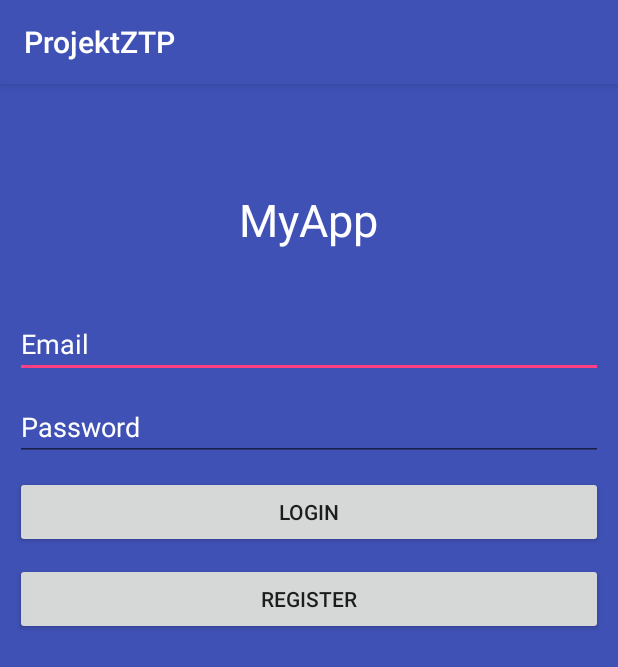
After one commit to strzalka001/ProjektZTP, an Android app: the Logowanie screen opened directly, with no data from a screen before it, on a phone screen of 412 x 824 dp. The commit adds this screen. Shown: the top 667 px of the screen. Run offline under Robolectric (Android 15) with nearby library versions, the phone set to English and light mode, and no system bars.

Commit message:
szkielet rejestracji

```diff
--- a/app/src/main/AndroidManifest.xml
+++ b/app/src/main/AndroidManifest.xml
@@ -17,7 +17,9 @@
         </activity>
         <activity android:name=".ProduktyActivity" />
         <activity android:name=".HerbatyActivity" />
-        <activity android:name=".KoszykActivity"></activity>
+        <activity android:name=".KoszykActivity" />
+        <activity android:name=".Logowanie" />
+        <activity android:name=".Rejestracja"></activity>
     </application>
 
 </manifest>
--- a/app/src/main/java/com/example/milek/projektztp/BazaDanych.java
+++ b/app/src/main/java/com/example/milek/projektztp/BazaDanych.java
@@ -1,6 +1,8 @@
 package com.example.milek.projektztp;
 
+import android.content.ContentValues;
 import android.content.Context;
+import android.database.Cursor;
 import android.database.sqlite.SQLiteDatabase;
 import android.database.sqlite.SQLiteOpenHelper;
 import android.util.Log;
@@ -13,12 +15,25 @@ public class BazaDanych extends SQLiteOpenHelper {
     private static final String DEBUG_TAG = "SqLite";
     private static final int DB_WERSJA = 1;
     private static final String DB_NAZWA = "baza.db";
+
     private static final String TABELA_PRODUKT = "produkty";
-
     private static final String PRODUKT_ID = "id";
     private static final String PRODUKT_NAZWA = "nazwa";
     private static final String PRODUKT_CENA = "cena";
     private static final String PRODUKT_OPIS = "opis";
+
+    private static final String TABELA_USER = "uzytkownicy";
+    private static final String ID = "id";
+    private static final String EMAIL = "email";
+    private static final String HASLO = "haslo";
+
+    public static final String UTWORZ_TABELA_USER = "CREATE TABLE " + TABELA_USER + "("
+            + ID + " INTEGER PRIMARY KEY AUTOINCREMENT,"
+            + EMAIL + " TEXT,"
+            + HASLO + " TEXT);";
+
+    public static final String USUN_TABELA_USER =
+            "DROP TABLE IF EXISTS " + TABELA_USER;
 
     String UTWORZ_TABELA_PRODUKT = "CREATE TABLE " + TABELA_PRODUKT + "("
             + PRODUKT_ID + " INTEGER PRIMARY KEY," + PRODUKT_NAZWA + " TEXT,"
@@ -32,6 +47,12 @@ public class BazaDanych extends SQLiteOpenHelper {
         super(context, name, factory, version);
     }
 
+
+//    public BazaDanych(Context context) {
+//        super(context, DB_NAZWA, null, DB_WERSJA);
+//    }
+
+
     public static BazaDanych PobierzBazeDanych(Context context, String name, SQLiteDatabase.CursorFactory factory, int version) {
         if (bazadanych == null) {
             bazadanych = new BazaDanych(context, name, factory, version);
@@ -42,7 +63,9 @@ public class BazaDanych extends SQLiteOpenHelper {
     @Override
     public void onCreate(SQLiteDatabase db) {
 
+        db.execSQL(UTWORZ_TABELA_USER);
         db.execSQL(UTWORZ_TABELA_PRODUKT);
+
 
         Log.d(DEBUG_TAG, "Database creating...");
         Log.d(DEBUG_TAG, "Table " + TABELA_PRODUKT + " ver." + DB_WERSJA + " created");
@@ -53,12 +76,45 @@ public class BazaDanych extends SQLiteOpenHelper {
     public void onUpgrade(SQLiteDatabase db, int oldVersion, int newVersion) {
 
         db.execSQL(USUN_TABELA_PRODUKT);
+        db.execSQL(USUN_TABELA_USER);
 
         Log.d(DEBUG_TAG, "Database updating...");
         Log.d(DEBUG_TAG, "Table " + TABELA_PRODUKT + " updated from ver." + oldVersion + " to ver." + newVersion);
         Log.d(DEBUG_TAG, "All data is lost.");
 
         onCreate(db);
+    }
 
-    }
+
+//    public void dodajUzytkownika(String email, String haslo) {
+//        SQLiteDatabase db = this.getWritableDatabase();
+//
+//        ContentValues values = new ContentValues();
+//        values.put(EMAIL, email);
+//        values.put(HASLO, haslo);
+//
+//        db.insert(TABELA_USER, null, values);
+//        db.close();
+//    }
+//
+//    public boolean pobierzUzytkownika(String email, String haslo) {
+//
+//        String selectQuery = "select * from  " + TABELA_USER + " where " +
+//                EMAIL + " = " + "'" + email + "'" + " and " + HASLO + " = " + "'" + haslo + "'";
+//
+//        SQLiteDatabase db = this.getReadableDatabase();
+//        Cursor cursor = db.rawQuery(selectQuery, null);
+//
+//        cursor.moveToFirst();
+//        if (cursor.getCount() > 0) {
+//            return true;
+//        }
+//
+//        cursor.close();
+//        db.close();
+//
+//        return false;
+//    }
+
+
 }
--- /dev/null
+++ b/app/src/main/java/com/example/milek/projektztp/Logowanie.java
@@ -0,0 +1,88 @@
+package com.example.milek.projektztp;
+
+import android.content.Context;
+import android.content.Intent;
+import android.support.v7.app.AppCompatActivity;
+import android.os.Bundle;
+import android.view.View;
+import android.widget.Button;
+import android.widget.EditText;
+import android.widget.Toast;
+
+public class Logowanie extends AppCompatActivity {
+    private Button login, register;
+    private EditText etEmail, etPass;
+    BazaDanych baza = BazaDanych.PobierzBazeDanych(this, "baza.db", null, 1);
+    private Sesja session;
+
+
+    @Override
+    protected void onCreate(Bundle savedInstanceState) {
+        super.onCreate(savedInstanceState);
+        setContentView(R.layout.activity_logowanie);
+
+        UzytkownikDAO db = new UzytkownikDAOimpl(this,baza);
+        db.open();
+
+        session = new Sesja(this);
+        login = (Button) findViewById(R.id.btnLogin);
+        register = (Button) findViewById(R.id.btnReg);
+        etEmail = (EditText) findViewById(R.id.etEmail);
+        etPass = (EditText) findViewById(R.id.etPass);
+        addListenerOnButtonRejestracja();
+        addListenerOnButtonLogowanie();
+
+        if (session.loggedin()) {
+            startActivity(new Intent(Logowanie.this, MainActivity.class));
+            finish();
+        }
+    }
+
+//    @Override
+//    public void onClick(View v) {
+//        switch (v.getId()) {
+//            case R.id.btnLogin:
+//                login();
+//                break;
+//            case R.id.btnReg:
+//                startActivity(new Intent(Logowanie.this, Rejestracja.class));
+//                break;
+//            default:
+//
+//        }
+//    }
+
+    public void addListenerOnButtonLogowanie() {
+        login.setOnClickListener(new View.OnClickListener() {
+            @Override
+            public void onClick(View arg0) {
+                login();
+            }
+        });
+    }
+
+    public void addListenerOnButtonRejestracja() {
+        final Context context = this;
+        register.setOnClickListener(new View.OnClickListener() {
+            @Override
+            public void onClick(View arg0) {
+                Intent intent = new Intent(context, Rejestracja.class);
+                startActivity(intent);
+            }
+        });
+    }
+
+    private void login() {
+        String email = etEmail.getText().toString();
+        String pass = etPass.getText().toString();
+
+        UzytkownikDAO u = new UzytkownikDAOimpl();
+        if (u.pobierzUzytkownika(email, pass)) {
+            session.setLoggedin(true);
+            startActivity(new Intent(Logowanie.this, MainActivity.class));
+            finish();
+        } else {
+            Toast.makeText(getApplicationContext(), "Niepoprawne dane", Toast.LENGTH_SHORT).show();
+        }
+    }
+}
--- a/app/src/main/java/com/example/milek/projektztp/ProduktyActivity.java
+++ b/app/src/main/java/com/example/milek/projektztp/ProduktyActivity.java
@@ -22,6 +22,7 @@ public class ProduktyActivity extends AppCompatActivity {
     Button DodajDoKoszyka, ZobaczKoszyk;
     Produkt product= new Produkt("nazwa", 5, "opis");
     BazaDanych baza = BazaDanych.PobierzBazeDanych(this, "baza.db", null, 1);
+
 
     @Override
     protected void onCreate(Bundle savedInstanceState) {
--- /dev/null
+++ b/app/src/main/java/com/example/milek/projektztp/Sesja.java
@@ -0,0 +1,29 @@
+package com.example.milek.projektztp;
+
+import android.content.Context;
+import android.content.SharedPreferences;
+
+/**
+ * Created by Paulina on 13.01.2017.
+ */
+
+public class Sesja {
+    SharedPreferences prefs;
+    SharedPreferences.Editor editor;
+    Context context;
+
+    public Sesja(Context context) {
+        this.context = context;
+        prefs = context.getSharedPreferences("projektZTP", Context.MODE_PRIVATE);
+        editor = prefs.edit();
+    }
+
+    public void setLoggedin(boolean logggedin) {
+        editor.putBoolean("loggedInmode", logggedin);
+        editor.commit();
+    }
+
+    public boolean loggedin() {
+        return prefs.getBoolean("loggedInmode", false);
+    }
+}
--- /dev/null
+++ b/app/src/main/java/com/example/milek/projektztp/UzytkownikDAO.java
@@ -0,0 +1,33 @@
+package com.example.milek.projektztp;
+
+import android.database.Cursor;
+
+import java.util.List;
+
+/**
+ * Created by Paulina on 13.01.2017.
+ */
+
+public interface UzytkownikDAO {
+
+    public void open();
+
+    public void openToWrite();
+
+    public void close();
+
+    public long dodajUzytkownika(String email, String haslo);
+
+    public long dodajUzytkownika(Uzytkownik u);
+
+    public Uzytkownik pobierzUzytkownika(int id);
+
+    public boolean pobierzUzytkownika(String email, String haslo);
+
+    public Cursor pobierzUzytkownikow();
+
+    public List<Uzytkownik> pobierzListeUzytkownikow();
+
+    public boolean usunUzytkownika(long id);
+
+}
--- /dev/null
+++ b/app/src/main/res/layout/activity_logowanie.xml
@@ -0,0 +1,67 @@
+<?xml version="1.0" encoding="utf-8"?>
+<LinearLayout xmlns:android="http://schemas.android.com/apk/res/android"
+    xmlns:tools="http://schemas.android.com/tools"
+    android:layout_width="match_parent"
+    android:layout_height="match_parent"
+    android:background="@color/colorPrimary"
+    android:orientation="vertical"
+    tools:context="com.example.milek.projektztp.Logowanie">
+
+    <TextView
+        android:layout_width="wrap_content"
+        android:layout_height="wrap_content"
+        android:layout_gravity="center_horizontal"
+        android:layout_marginTop="50dp"
+        android:padding="20dp"
+        android:text="MyApp"
+        android:textColor="#ffffff"
+        android:textSize="30sp" />
+
+    <EditText
+        android:id="@+id/etEmail"
+        android:layout_width="match_parent"
+        android:layout_height="wrap_content"
+        android:layout_marginBottom="10dp"
+        android:layout_marginLeft="10dp"
+        android:layout_marginRight="10dp"
+        android:layout_marginTop="20dp"
+        android:hint="Email"
+        android:inputType="textEmailAddress"
+        android:singleLine="true"
+        android:textColorHint="#ffffff" />
+
+
+    <EditText
+        android:id="@+id/etPass"
+        android:layout_width="match_parent"
+        android:layout_height="wrap_content"
+        android:layout_marginBottom="10dp"
+        android:layout_marginLeft="10dp"
+        android:layout_marginRight="10dp"
+        android:hint="Password"
+        android:inputType="textPassword"
+        android:singleLine="true"
+        android:textColorHint="#ffffff" />
+
+    <Button
+        android:id="@+id/btnLogin"
+        android:layout_width="match_parent"
+        android:layout_height="wrap_content"
+        android:layout_marginBottom="10dp"
+        android:layout_marginLeft="10dp"
+        android:layout_marginRight="10dp"
+        android:onClick="login"
+        android:text="Login" />
+
+    <Button
+        android:id="@+id/btnReg"
+        android:layout_width="match_parent"
+        android:layout_height="wrap_content"
+        android:layout_marginBottom="10dp"
+        android:layout_marginLeft="10dp"
+        android:layout_marginRight="10dp"
+        android:onClick="register"
+        android:text="Register" />
+
+
+</LinearLayout>
```
Also changed, not shown: app/src/main/java/com/example/milek/projektztp/MainActivity.java (+60 -9 lines), app/src/main/java/com/example/milek/projektztp/ProduktDAO.java (+8 -1 lines), app/src/main/java/com/example/milek/projektztp/Rejestracja.java (added, +82 -0 lines), app/src/main/java/com/example/milek/projektztp/Uzytkownik.java (added, +52 -0 lines), app/src/main/java/com/example/milek/projektztp/UzytkownikDAOimpl.java (added, +135 -0 lines), app/src/main/res/layout/activity_main.xml (+5 -5 lines), app/src/main/res/layout/activity_rejestracja.xml (added, +67 -0 lines).
